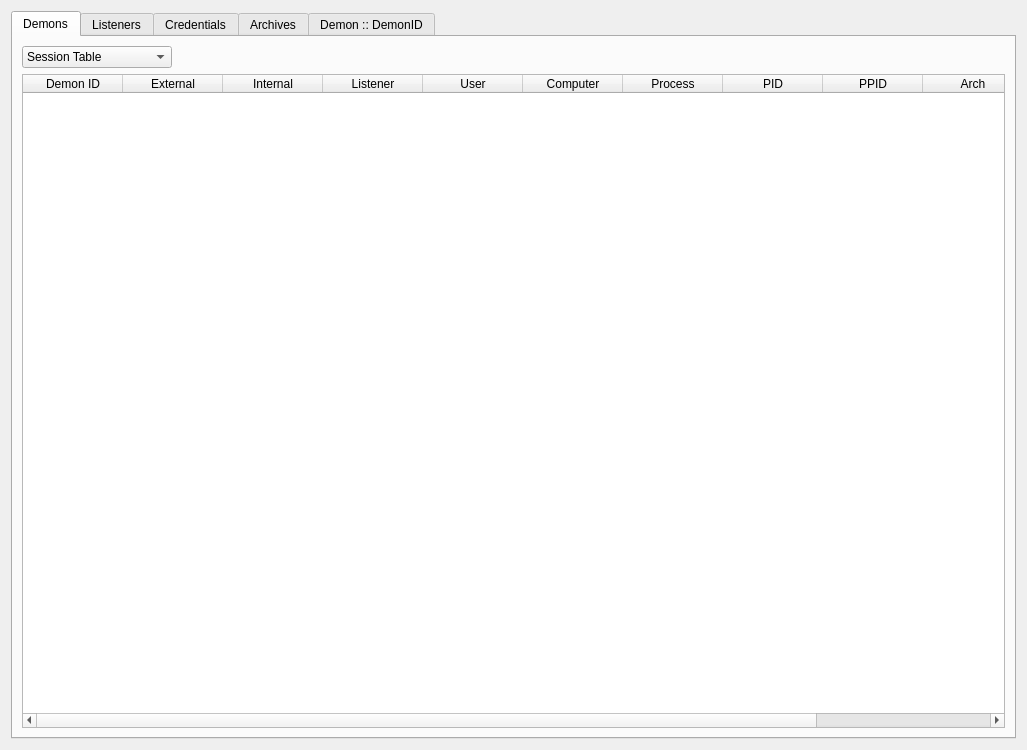
ryanmrestivo/red-team, file Command-Control-Exfiltration-&-Persistance/Havoc/Client/Data/UIs/newTeamserverConnection.ui: the form before one commit.
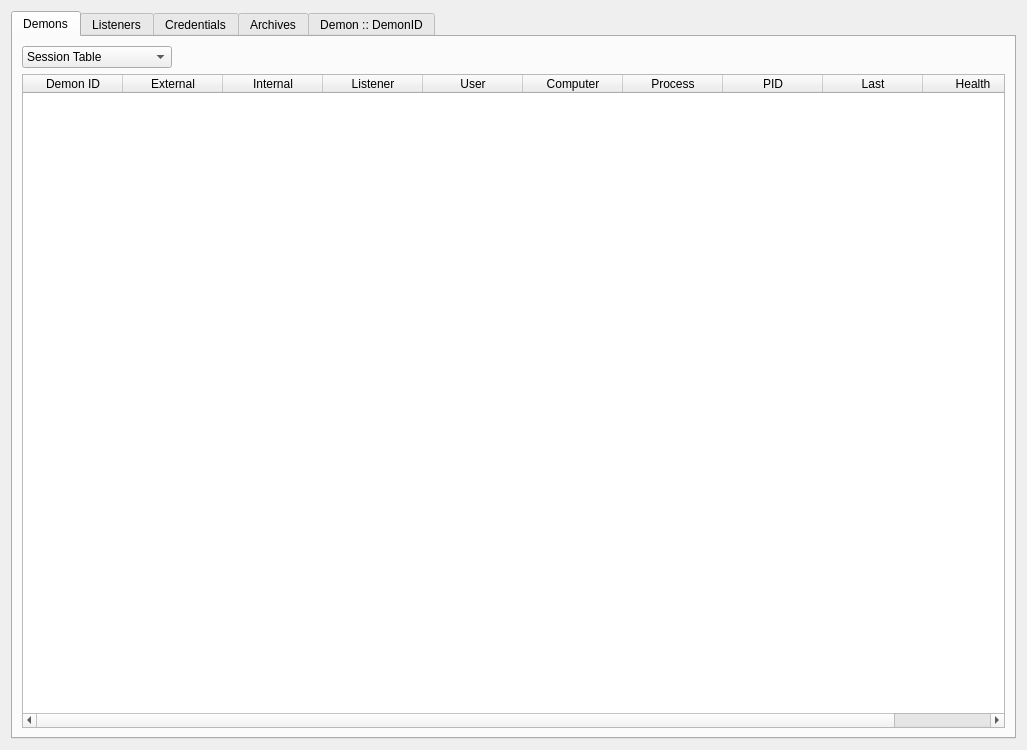
The form after the commit.

What changed in the file:
```diff
--- a/Command-Control-Exfiltration-&-Persistance/Havoc/Client/Data/UIs/newTeamserverConnection.ui
+++ b/Command-Control-Exfiltration-&-Persistance/Havoc/Client/Data/UIs/newTeamserverConnection.ui
@@ -128,21 +128,16 @@
            <string>PID</string>
           </property>
          </column>
-         <column>
-          <property name="text">
-           <string>PPID</string>
-          </property>
-         </column>
-         <column>
-          <property name="text">
-           <string>Arch</string>
-          </property>
-         </column>
          <column>
           <property name="text">
            <string>Last</string>
           </property>
          </column>
+         <column>
+          <property name="text">
+           <string>Health</string>
+          </property>
+         </column>
         </widget>
        </item>
       </layout>
```
